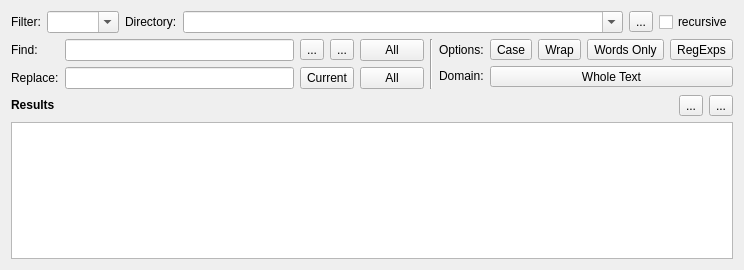
yag00/raptor, file src/ui/search.ui: the form before one commit.
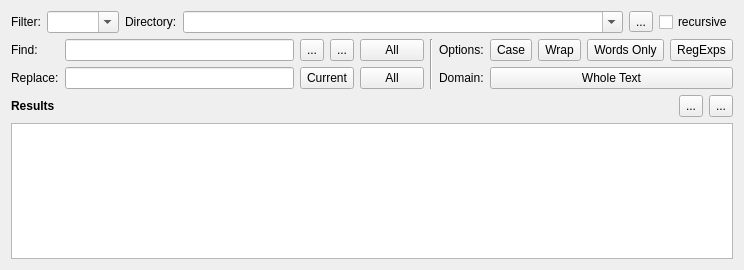
The form after the commit. Icons and pictures are not drawn.

Commit message: fix resizing of search dialog

```diff
--- a/src/ui/search.ui
+++ b/src/ui/search.ui
@@ -19,7 +19,7 @@
   <property name="minimumSize">
    <size>
     <width>0</width>
-    <height>140</height>
+    <height>160</height>
    </size>
   </property>
   <property name="windowTitle">
@@ -101,6 +101,12 @@
        </item>
        <item row="0" column="2">
         <widget class="QToolButton" name="tbFindPrev">
+         <property name="minimumSize">
+          <size>
+           <width>0</width>
+           <height>22</height>
+          </size>
+         </property>
          <property name="toolTip">
           <string comment="toolTip button search back">Search back</string>
          </property>
@@ -115,6 +121,12 @@
        </item>
        <item row="0" column="3">
         <widget class="QToolButton" name="tbFindNext">
+         <property name="minimumSize">
+          <size>
+           <width>0</width>
+           <height>22</height>
+          </size>
+         </property>
          <property name="toolTip">
           <string comment="toolTip button search forward">Search forward</string>
          </property>
@@ -235,6 +247,12 @@
            <verstretch>0</verstretch>
           </sizepolicy>
          </property>
+         <property name="minimumSize">
+          <size>
+           <width>0</width>
+           <height>22</height>
+          </size>
+         </property>
          <property name="text">
           <string comment="label options">Options:</string>
          </property>
@@ -248,6 +266,12 @@
            <verstretch>0</verstretch>
           </sizepolicy>
          </property>
+         <property name="minimumSize">
+          <size>
+           <width>0</width>
+           <height>22</height>
+          </size>
+         </property>
          <property name="toolTip">
           <string comment="tooltip button case sensitive search">Case sensitive search</string>
          </property>
@@ -267,6 +291,12 @@
            <verstretch>0</verstretch>
           </sizepolicy>
          </property>
+         <property name="minimumSize">
+          <size>
+           <width>0</width>
+           <height>22</height>
+          </size>
+         </property>
          <property name="toolTip">
           <string comment="tooltip button wrap search">Wrap search</string>
          </property>
@@ -286,6 +316,12 @@
            <verstretch>0</verstretch>
           </sizepolicy>
          </property>
+         <property name="minimumSize">
+          <size>
+           <width>0</width>
+           <height>22</height>
+          </size>
+         </property>
          <property name="toolTip">
           <string comment="tooltip button search words only">Search for whole words only</string>
          </property>
@@ -305,6 +341,12 @@
            <verstretch>0</verstretch>
           </sizepolicy>
          </property>
+         <property name="minimumSize">
+          <size>
+           <width>0</width>
+           <height>22</height>
+          </size>
+         </property>
          <property name="toolTip">
           <string comment="tooltip button search regexps">Search with regular expressions</string>
          </property>
@@ -324,6 +366,12 @@
            <verstretch>0</verstretch>
           </sizepolicy>
          </property>
+         <property name="minimumSize">
+          <size>
+           <width>0</width>
+           <height>22</height>
+          </size>
+         </property>
          <property name="text">
           <string comment="label search domain">Domain:</string>
          </property>
@@ -340,7 +388,7 @@
          <property name="minimumSize">
           <size>
            <width>100</width>
-           <height>0</height>
+           <height>22</height>
           </size>
          </property>
          <property name="toolTip">
@@ -387,6 +435,12 @@
      </item>
      <item>
       <widget class="QToolButton" name="tbCollapseResult">
+       <property name="minimumSize">
+        <size>
+         <width>0</width>
+         <height>22</height>
+        </size>
+       </property>
        <property name="toolTip">
         <string comment="tooltip button fold/unfold search result">Fold/Unfold results</string>
        </property>
@@ -401,6 +455,12 @@
      </item>
      <item>
       <widget class="QToolButton" name="tbClearResult">
+       <property name="minimumSize">
+        <size>
+         <width>0</width>
+         <height>22</height>
+        </size>
+       </property>
        <property name="toolTip">
         <string comment="tooltip button clear search result">Clear all results</string>
        </property>
```
Left out of the diff: 30 changed lines with no effect on the pictures.
